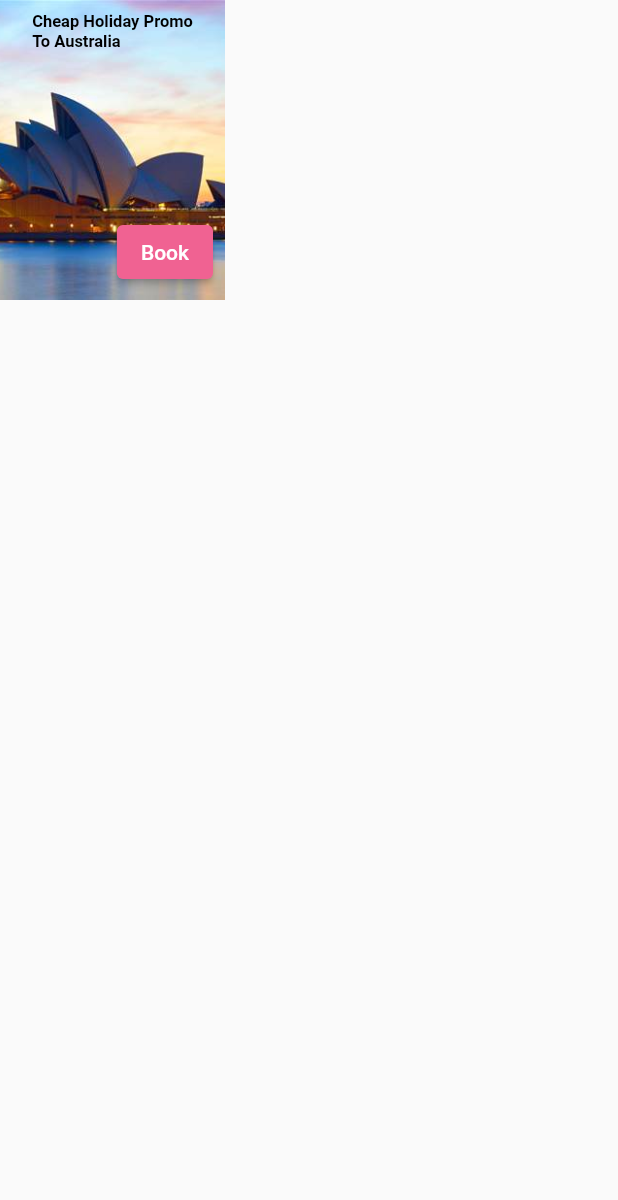
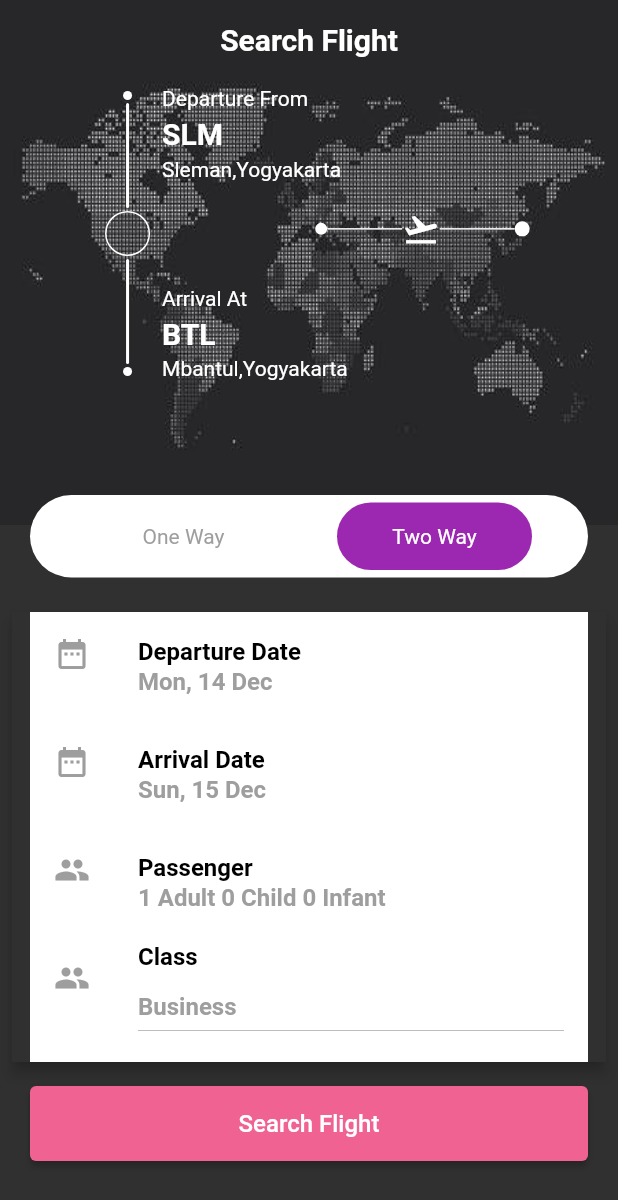
Before and after one commit to grallage/flutter-ui-practices, a Flutter app: the BottomCard widget shown alone on an empty page, opened directly, after a tap on "Book", on a phone screen of 412 x 824 dp. Shown: the top 1200 px of the screen. Run offline on Flutter 3.47's test engine with Material 2 defaults, Android fonts, the light colour scheme and no system bars.

Commit message:
add Flight-App-Screens-UI part 2

```diff
--- /dev/null
+++ b/lib/screens/demo02/flight_screen.dart
@@ -0,0 +1,247 @@
+import 'package:flutter/material.dart';
+
+import '../../widgets/demo02/flight_widgets.dart';
+
+class Demo02FlightScreen extends StatefulWidget {
+  const Demo02FlightScreen({super.key});
+
+  @override
+  State<Demo02FlightScreen> createState() => _Demo02FlightScreenState();
+}
+
+class _Demo02FlightScreenState extends State<Demo02FlightScreen> {
+  Color oneWayContainerColor = Colors.white;
+  Color twoWayContainerColor = Colors.purple;
+  Color oneWayTextColor = Colors.grey;
+  Color twoWayTextColor = Colors.white;
+  bool value = true;
+  final classes = ["Business", "Economy"];
+  String dropdownValue = "Business";
+
+  Widget tripDetailsWidget(bool value) {
+    var twoWay = Container(
+        // width: 350.0,
+        height: 300.0,
+        color: Colors.white,
+        child: Column(
+          children: <Widget>[
+            flightDetailsWidget(Icons.date_range, 'Departure Date', 0,
+                subtitle: 'Mon, 14 Dec'),
+            flightDetailsWidget(Icons.date_range, 'Arrival Date', 1,
+                subtitle: 'Sun, 15 Dec'),
+            flightDetailsWidget(Icons.people, 'Passenger', 2,
+                subtitle: '1 Adult 0 Child 0 Infant'),
+            flightDetailsWidget(
+              Icons.people,
+              'Class',
+              3,
+              // subtitle: "Business",
+            ),
+          ],
+        ));
+    var oneWay = Container(
+        // width: 350.0,
+        height: 300.0,
+        color: Colors.white,
+        child: Column(
+          children: <Widget>[
+            flightDetailsWidget(Icons.date_range, 'Departure Date', 0,
+                subtitle: 'Mon, 14 Dec'),
+            flightDetailsWidget(Icons.people, 'Passenger', 2,
+                subtitle: '1 Adult 0 Child 0 Infant'),
+            flightDetailsWidget(
+              Icons.people,
+              'Class',
+              3,
+              // subtitle: "Business",
+            ),
+          ],
+        ));
+    return Material(
+      elevation: 4.0,
+      child: Padding(
+        padding: const EdgeInsets.symmetric(
+          horizontal: 12,
+        ),
+        child: value == true ? twoWay : oneWay,
+      ),
+    );
+  }
+
+  Widget flightDetailsWidget(IconData icon, String title, int index,
+      {String subtitle = ""}) {
+    var dropdownButton = DropdownButton<String>(
+      items: classes.map(
+        (String dropDownStringItem) {
+          return DropdownMenuItem<String>(
+            value: dropDownStringItem,
+            child: Text(
+              dropDownStringItem,
+            ),
+          );
+        },
+      ).toList(),
+      onChanged: (String? value) {
+        setState(() {
+          dropdownValue = value!;
+        });
+      },
+      style: const TextStyle(
+        color: Colors.grey,
+        fontWeight: FontWeight.bold,
+        fontSize: 16.0,
+      ),
+      value: dropdownValue,
+    );
+
+    var subtitleWidget = Text(
+      subtitle,
+      style: const TextStyle(
+        color: Colors.grey,
+        fontWeight: FontWeight.bold,
+        fontSize: 16.0,
+      ),
+    );
+
+    return ListTile(
+      title: Text(
+        title,
+        style: const TextStyle(
+          color: Colors.black,
+          fontWeight: FontWeight.bold,
+        ),
+      ),
+      subtitle: index == 3 ? dropdownButton : subtitleWidget,
+      leading: Icon(
+        icon,
+        color: Colors.grey,
+      ),
+    );
+  }
+
+  @override
+  Widget build(BuildContext context) {
+    final width = MediaQuery.of(context).size.width;
+    final height = MediaQuery.of(context).size.height;
+    return MaterialApp(
+      debugShowCheckedModeBanner: false,
+      theme: ThemeData.dark(),
+      home: Scaffold(
+        body: SafeArea(
+          child: ListView(
+            children: [
+              // top wrapper
+              SizedBox(
+                height: 400,
+                child: Stack(
+                  alignment: Alignment.topCenter,
+                  children: [
+                    // background
+                    Padding(
+                      padding: const EdgeInsets.only(top: 0.0),
+                      child: Container(
+                        // width: MediaQuery.of(context).size.width,
+                        height: 350.0,
+                        decoration: const BoxDecoration(
+                          image: DecorationImage(
+                            image: AssetImage('assets/demo02/worldmap.jpg'),
+                            // fit: BoxFit.cover,
+                            fit: BoxFit.fill,
+                          ),
+                        ),
+                      ),
+                    ),
+                    // title
+                    const Positioned(
+                      top: 15.0,
+                      child: Text(
+                        'Search Flight',
+                        style: TextStyle(
+                          color: Colors.white,
+                          fontWeight: FontWeight.bold,
+                          fontSize: 20.0,
+                        ),
+                      ),
+                    ),
+                    //
+                    Positioned(
+                      top: height * 0.07,
+                      left: width * 0.17,
+                      child: const TopLeftAirline(),
+                    ),
+                    Positioned(
+                      top: height * 0.17,
+                      left: width * 0.51,
+                      child: const TopRightAirline(),
+                    ),
+                    // button group
+                    Positioned(
+                      top: 330.0,
+                      left: 20.0,
+                      right: 20.0,
+                      child: Container(
+                        width: 145.0,
+                        height: 55.0,
+                        decoration: BoxDecoration(
+                            color: Colors.white,
+                            borderRadius: BorderRadius.circular(30.0)),
+                        child: Row(
+                          mainAxisAlignment: MainAxisAlignment.spaceEvenly,
+                          children: <Widget>[
+                            GestureDetector(
+                              onTap: () {
+                                debugPrint("Tapped");
+
+                                setState(() {
+                                  oneWayContainerColor = Colors.purple;
+                                  twoWayContainerColor = Colors.white;
+                                  twoWayTextColor = Colors.grey;
+                                  oneWayTextColor = Colors.white;
+                                  value = false;
+                                });
+                              },
+                              child: OneWayBtn(
+                                  oneWayContainerColor: oneWayContainerColor,
+                                  oneWayTextColor: oneWayTextColor),
+                            ),
+                            GestureDetector(
+                              onTap: () {
+                                setState(() {
+                                  oneWayContainerColor = Colors.white;
+                                  twoWayContainerColor = Colors.purple;
+                                  twoWayTextColor = Colors.white;
+                                  oneWayTextColor = Colors.grey;
+                                  value = true;
+                                });
+                              },
+                              child: TwoWayBtn(
+                                  twoWayContainerColor: twoWayContainerColor,
+                                  twoWayTextColor: twoWayTextColor),
+                            ),
+                          ],
+                        ),
+                      ),
+                    ),
+                  ],
+                ),
+              ),
+              // center wrapper
+              Padding(
+                padding: const EdgeInsets.all(8.0),
+                child: tripDetailsWidget(value),
+              ),
+              // bottom wrapper
+              const Padding(
+                padding: EdgeInsets.symmetric(
+                  vertical: 8.0,
+                  horizontal: 20.0,
+                ),
+                child: SearchFlightBtn(),
+              ),
+            ],
+          ),
+        ),
+      ),
+    );
+  }
+}
--- /dev/null
+++ b/lib/widgets/demo02/flight_widgets.dart
@@ -0,0 +1,290 @@
+import 'package:flutter/material.dart';
+
+class TopLeftAirline extends StatelessWidget {
+  const TopLeftAirline({
+    Key? key,
+  }) : super(key: key);
+
+  @override
+  Widget build(BuildContext context) {
+    return Row(
+      children: <Widget>[
+        Column(
+          children: <Widget>[
+            Container(
+              width: 6.0,
+              height: 6.0,
+              decoration: BoxDecoration(
+                borderRadius: BorderRadius.circular(40.0),
+                color: Colors.white,
+              ),
+            ),
+            Padding(
+              padding: const EdgeInsets.only(top: 2.0),
+              child: Container(
+                width: 2.0,
+                height: 70.0,
+                decoration: BoxDecoration(
+                  borderRadius: BorderRadius.circular(12.0),
+                  color: Colors.white,
+                ),
+              ),
+            ),
+            Padding(
+              padding: const EdgeInsets.only(top: 2.0),
+              child: Container(
+                width: 30.0,
+                height: 30.0,
+                decoration: BoxDecoration(
+                  borderRadius: BorderRadius.circular(40.0),
+                  color: Colors.transparent,
+                  border: Border.all(color: Colors.white, width: 1.0),
+                ),
+              ),
+            ),
+            Padding(
+              padding: const EdgeInsets.only(top: 2.0),
+              child: Container(
+                width: 2.0,
+                height: 70.0,
+                decoration: BoxDecoration(
+                  borderRadius: BorderRadius.circular(12.0),
+                  color: Colors.white,
+                ),
+              ),
+            ),
+            Padding(
+              padding: const EdgeInsets.only(top: 2.0),
+              child: Container(
+                width: 6.0,
+                height: 6.0,
+                decoration: BoxDecoration(
+                  borderRadius: BorderRadius.circular(40.0),
+                  color: Colors.white,
+                ),
+              ),
+            ),
+          ],
+        ),
+        Padding(
+          padding: const EdgeInsets.only(left: 8.0),
+          child: Column(
+            crossAxisAlignment: CrossAxisAlignment.start,
+            children: const <Widget>[
+              Text(
+                'Departure From',
+                style: TextStyle(
+                  color: Colors.white,
+                  fontSize: 14.0,
+                ),
+              ),
+              Padding(
+                padding: EdgeInsets.only(top: 4.0),
+                child: Text(
+                  'SLM',
+                  style: TextStyle(
+                    color: Colors.white,
+                    fontSize: 20.0,
+                    fontWeight: FontWeight.bold,
+                  ),
+                ),
+              ),
+              Padding(
+                padding: EdgeInsets.only(top: 4.0),
+                child: Text(
+                  'Sleman,Yogyakarta',
+                  style: TextStyle(
+                    color: Colors.white,
+                    fontSize: 14.0,
+                  ),
+                ),
+              ),
+              Padding(
+                padding: EdgeInsets.only(top: 70.0),
+                child: Text(
+                  'Arrival At',
+                  style: TextStyle(
+                    color: Colors.white,
+                    fontSize: 14.0,
+                  ),
+                ),
+              ),
+              Padding(
+                padding: EdgeInsets.only(top: 4.0),
+                child: Text(
+                  'BTL',
+                  style: TextStyle(
+                    color: Colors.white,
+                    fontSize: 20.0,
+                    fontWeight: FontWeight.bold,
+                  ),
+                ),
+              ),
+              Padding(
+                padding: EdgeInsets.only(top: 4.0),
+                child: Text(
+                  'Mbantul,Yogyakarta',
+                  style: TextStyle(
+                    color: Colors.white,
+                    fontSize: 14.0,
+                  ),
+                ),
+              ),
+            ],
+          ),
+        )
+      ],
+    );
+  }
+}
+
+class TopRightAirline extends StatelessWidget {
+  const TopRightAirline({
+    Key? key,
+  }) : super(key: key);
+
+  @override
+  Widget build(BuildContext context) {
+    return Row(
+      children: <Widget>[
+        Container(
+          width: 8.0,
+          height: 8.0,
+          decoration: BoxDecoration(
+            borderRadius: BorderRadius.circular(40.0),
+            color: Colors.white,
+          ),
+        ),
+        Container(
+          width: 50.0,
+          height: 1.0,
+          color: Colors.white,
+        ),
+        const Icon(
+          Icons.flight_takeoff,
+          color: Colors.white,
+          size: 25.0,
+        ),
+        Container(
+          width: 50.0,
+          height: 1.0,
+          color: Colors.white,
+        ),
+        Container(
+          width: 10.0,
+          height: 10.0,
+          decoration: BoxDecoration(
+            borderRadius: BorderRadius.circular(40.0),
+            color: Colors.white,
+          ),
+        ),
+      ],
+    );
+  }
+}
+
+class MyClipper extends CustomClipper<Path> {
+  @override
+  Path getClip(Size size) {
+    Path path = Path();
+    path.lineTo(0.0, size.height - 20.0);
+    path.quadraticBezierTo(size.width / 2.0, 20.0, size.width, 0.0);
+    path.lineTo(0.0, size.height);
+    path.lineTo(size.width, size.height);
+
+    path.lineTo(size.width, 0.0);
+
+    path.close();
+    return path;
+  }
+
+  @override
+  bool shouldReclip(CustomClipper<Path> oldClipper) => false;
+}
+
+class TwoWayBtn extends StatelessWidget {
+  const TwoWayBtn({
+    Key? key,
+    required this.twoWayContainerColor,
+    required this.twoWayTextColor,
+  }) : super(key: key);
+
+  final Color twoWayContainerColor;
+  final Color twoWayTextColor;
+
+  @override
+  Widget build(BuildContext context) {
+    return Container(
+      width: 130.0,
+      height: 45.0,
+      decoration: BoxDecoration(
+        borderRadius: BorderRadius.circular(30.0),
+        color: twoWayContainerColor,
+      ),
+      child: Center(
+        child: Text(
+          'Two Way',
+          style: TextStyle(color: twoWayTextColor),
+        ),
+      ),
+    );
+  }
+}
+
+class OneWayBtn extends StatelessWidget {
+  const OneWayBtn({
+    Key? key,
+    required this.oneWayContainerColor,
+    required this.oneWayTextColor,
+  }) : super(key: key);
+
+  final Color oneWayContainerColor;
+  final Color oneWayTextColor;
+
+  @override
+  Widget build(BuildContext context) {
+    return Container(
+      width: 130.0,
+      height: 45.0,
+      decoration: BoxDecoration(
+        borderRadius: BorderRadius.circular(30.0),
+        color: oneWayContainerColor,
+      ),
+      child: Center(
+        child: Text(
+          'One Way',
+          style: TextStyle(color: oneWayTextColor),
+        ),
+      ),
+    );
+  }
+}
+
+class SearchFlightBtn extends StatelessWidget {
+  const SearchFlightBtn({
+    Key? key,
+  }) : super(key: key);
+
+  @override
+  Widget build(BuildContext context) {
+    return SizedBox(
+      width: double.infinity,
+      child: ElevatedButton(
+        style: ElevatedButton.styleFrom(
+          backgroundColor: Colors.pink[300],
+          fixedSize: const Size(double.infinity, 50),
+        ),
+        onPressed: () {
+          // Navigator.push(context,
+          //     new MaterialPageRoute(builder: ((context) {
+          //   return SeatScreen();
+          // })));
+        },
+        child: const Text(
+          'Search Flight',
+          style: TextStyle(color: Colors.white, fontSize: 16.0),
+        ),
+      ),
+    );
+  }
+}
--- a/lib/widgets/demo02/home_widgets.dart
+++ b/lib/widgets/demo02/home_widgets.dart
@@ -1,4 +1,5 @@
 import 'package:flutter/material.dart';
+import 'package:flutter_ui_practices/screens/demo02/flight_screen.dart';
 
 class UserTextInfo extends StatelessWidget {
   const UserTextInfo({
@@ -265,7 +266,15 @@ class BottomCard extends StatelessWidget {
                 style: ElevatedButton.styleFrom(
                   backgroundColor: Colors.pink[300],
                 ),
-                onPressed: () {},
+                onPressed: () {
+                  Navigator.of(context).push(
+                    MaterialPageRoute(
+                      builder: (builder) {
+                        return const Demo02FlightScreen();
+                      },
+                    ),
+                  );
+                },
                 child: Text(
                   btnText,
                   style: const TextStyle(color: Colors.white),
```
